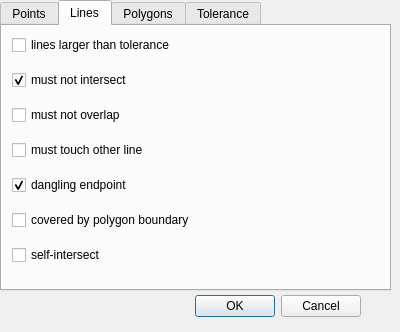
Old version of the form rulesDialog.ui in the repository wonder-sk/topol.
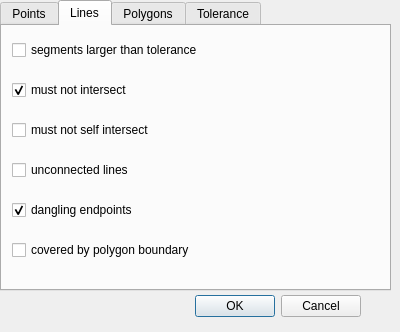
New version of the form. The open tabs and pages were chosen to show the change.

The edit to the form file:
```diff
--- a/rulesDialog.ui
+++ b/rulesDialog.ui
@@ -100,17 +100,10 @@
       </rect>
      </property>
      <layout class="QGridLayout" name="gridLayout_2">
-      <item row="3" column="0">
-       <widget class="QCheckBox" name="overlapBox_5">
-        <property name="text">
-         <string>must not overlap</string>
-        </property>
-       </widget>
-      </item>
       <item row="5" column="0">
        <widget class="QCheckBox" name="overlapBox_6">
         <property name="text">
-         <string>dangling endpoint</string>
+         <string>dangling endpoints</string>
         </property>
         <property name="checked">
          <bool>true</bool>
@@ -120,7 +113,7 @@
       <item row="1" column="0">
        <widget class="QCheckBox" name="overlapBox_7">
         <property name="text">
-         <string>lines larger than tolerance</string>
+         <string>segments larger than tolerance</string>
         </property>
        </widget>
       </item>
@@ -141,17 +134,17 @@
         </property>
        </widget>
       </item>
-      <item row="7" column="0">
-       <widget class="QCheckBox" name="overlapBox_10">
-        <property name="text">
-         <string>self-intersect</string>
-        </property>
-       </widget>
-      </item>
       <item row="4" column="0">
        <widget class="QCheckBox" name="overlapBox_12">
         <property name="text">
-         <string>must touch other line</string>
+         <string>unconnected lines</string>
+        </property>
+       </widget>
+      </item>
+      <item row="3" column="0">
+       <widget class="QCheckBox" name="overlapBox_10">
+        <property name="text">
+         <string>must not self intersect</string>
         </property>
        </widget>
       </item>
```
Left out of the diff: 39 changed lines with no effect on the pictures.
